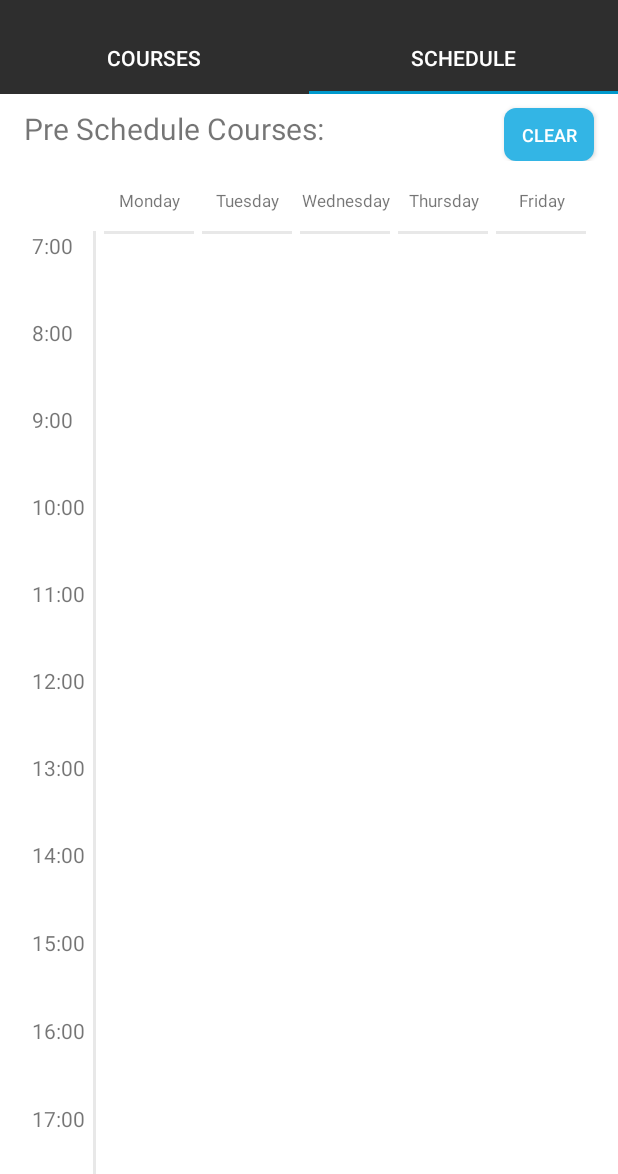
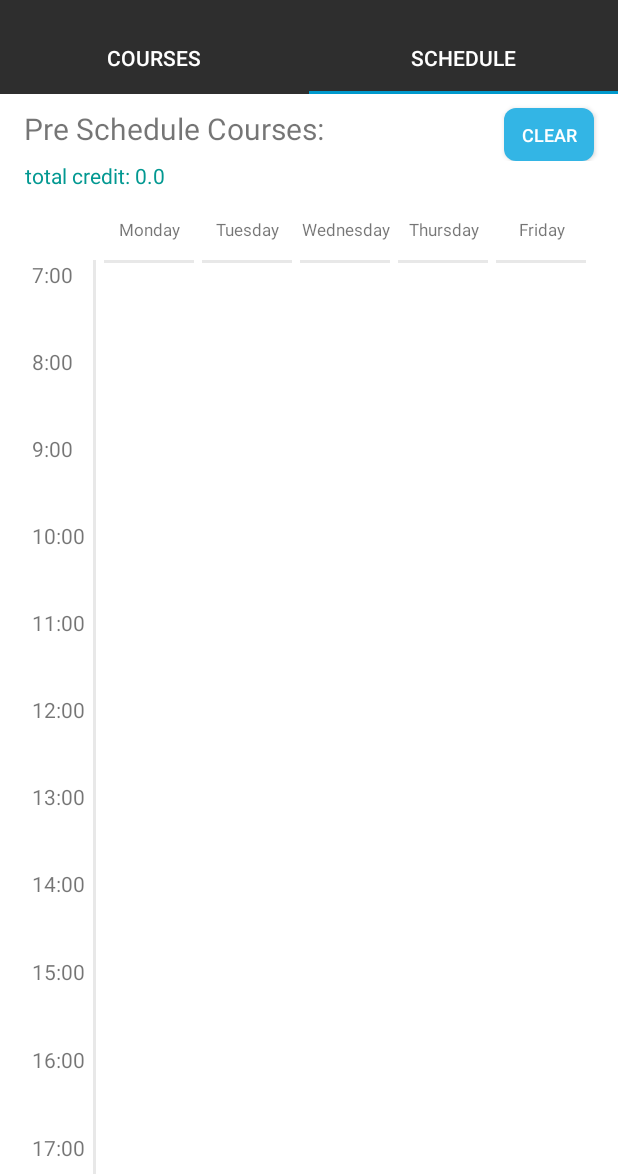
Before and after one commit to tomoaki3284/WSUCourseHelperApp, an Android app: the screen it shows after launch (MainActivity), tab 2 chosen, on a phone screen of 412 x 824 dp, the part 62-1236 px from its top. Run offline under Robolectric (Android 15) with nearby library versions, the phone set to English and light mode, and no system bars.

Commit message:
Small Feature: In schedule fragment, total credit will be shown Small Changes: Clear List of warning message every time when updateUI() -> overlappeddetecotro() is call

```diff
--- a/app/src/main/java/com/example/coursehelper/View/CoursesFragment.java
+++ b/app/src/main/java/com/example/coursehelper/View/CoursesFragment.java
@@ -21,8 +21,10 @@ import com.example.coursehelper.Model.Course;
 import com.example.coursehelper.Model.Schedule;
 import com.example.coursehelper.Model.ScheduleObserver;
 import com.example.coursehelper.R;
+
 import com.fasterxml.jackson.core.type.TypeReference;
 import com.fasterxml.jackson.databind.ObjectMapper;
+
 import java.io.IOException;
 import java.net.URL;
 import java.util.ArrayList;
--- a/app/src/main/java/com/example/coursehelper/View/ScheduleFragment.java
+++ b/app/src/main/java/com/example/coursehelper/View/ScheduleFragment.java
@@ -49,6 +49,8 @@ public class ScheduleFragment extends Fragment {
 
     private LinearLayout warningSection;
 
+    private TextView tvTotalCredit;
+
     private View view;
 
     public ScheduleFragment() {
@@ -63,6 +65,7 @@ public class ScheduleFragment extends Fragment {
 
         schedule = new Schedule();
         warningSection = view.findViewById(R.id.warningArea);
+        tvTotalCredit = view.findViewById(R.id.creditAccumulation);
 
         initialButtonSetup();
         initialDayGraphSetup();
@@ -122,6 +125,7 @@ public class ScheduleFragment extends Fragment {
 
     public void addWarningsInWarningsSection() {
         EnumMap<DayOfWeek, List<String>> map = schedule.getOverlapWarning();
+        warningSection.removeAllViewsInLayout();
         for(DayOfWeek day : map.keySet()){
             for(String warning : map.get(day)){
                 TextView tvWarning = new TextView(getContext());
@@ -149,12 +153,10 @@ public class ScheduleFragment extends Fragment {
             warningSection.setLayoutParams(new LinearLayout.LayoutParams(LinearLayout.LayoutParams.WRAP_CONTENT, LinearLayout.LayoutParams.WRAP_CONTENT));
         }
 
-        //TODO: create TextView for block of class, size = course Hours
-        //             Space for block of break, size = next startTime - prev endTime
-        // Some class has two class in one day: apply changes according to this
+        tvTotalCredit.setText("total credit: " + schedule.getTotalCredit());
 
+        // Display all course schedule in timeline graph
         clearSchedule();// There has to be a better/efficient way to draw timeline
-        int prevClassLength = 0;
         for(Course course : schedule.getCourses()){
             EnumMap<DayOfWeek, List<Hours>> dayOpenHours = course.getHoursOfDay();
             for(DayOfWeek day : dayOpenHours.keySet()){
--- a/app/src/main/res/layout/fragment_schedule.xml
+++ b/app/src/main/res/layout/fragment_schedule.xml
@@ -46,6 +46,14 @@
                     app:layout_constraintVertical_bias="0.1" />
             </androidx.constraintlayout.widget.ConstraintLayout>
 
+            <TextView
+                android:id="@+id/creditAccumulation"
+                android:layout_width="wrap_content"
+                android:layout_height="wrap_content"
+                android:layout_marginStart="16dp"
+                android:textColor="@color/colorPrimaryText"
+                android:gravity="center"
+                android:text="total credit: 0.0" />
 
             <LinearLayout
                 android:id="@+id/warningArea"
@@ -62,8 +70,8 @@
                 android:layout_width="wrap_content"
                 android:layout_height="wrap_content"
                 android:layout_gravity="center"
-                android:layout_marginLeft="5dp"
-                android:layout_marginRight="10dp">
+                android:layout_marginStart="5dp"
+                android:layout_marginEnd="10dp">
                 <include
                     android:id="@+id/dayGraph"
                     layout="@layout/graph_layout"/>
```
Also changed, not shown: app/src/main/java/com/example/coursehelper/Model/Schedule.java (+11 -1 lines).
